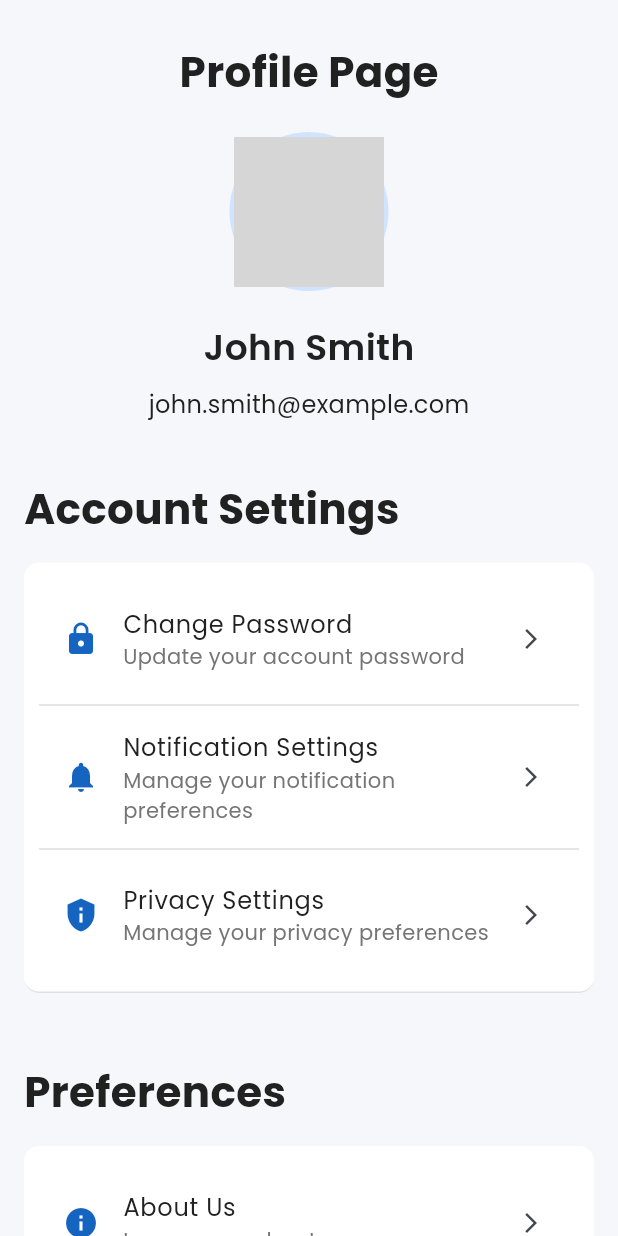
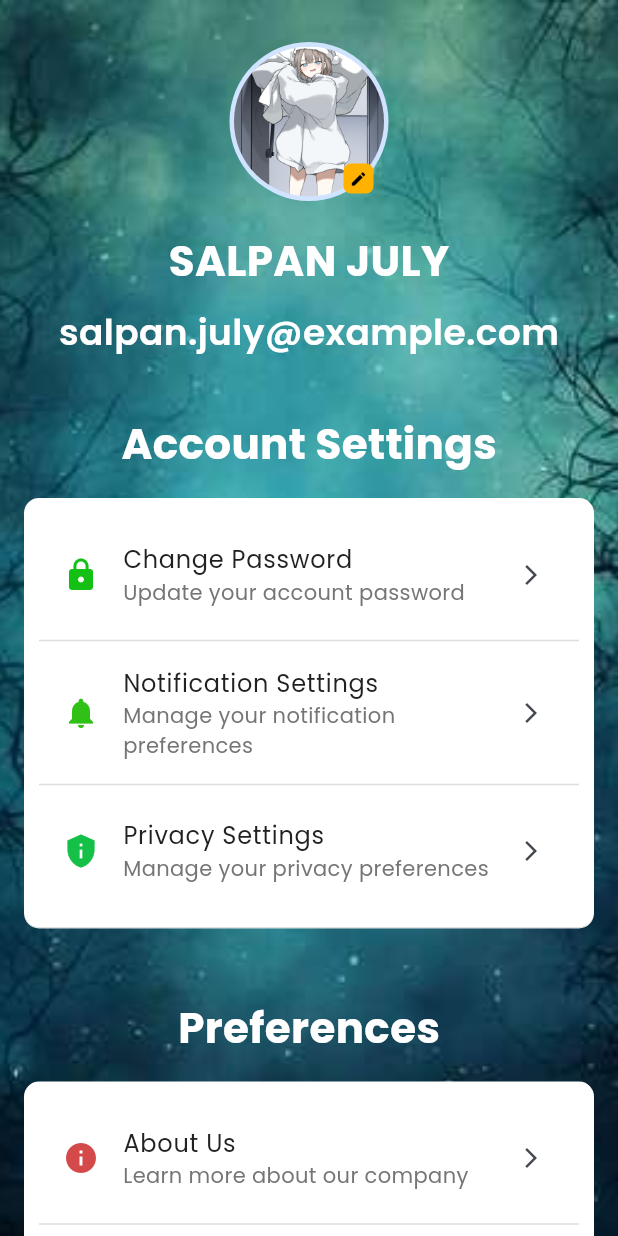
Before and after one commit to Salpan-git/name, a Flutter app: the screen it shows after launch, on a phone screen of 412 x 824 dp. Run offline on Flutter 3.47's test engine with Material 3 defaults, Android fonts, the phone set to English and light mode, and no system bars; our stand-ins replace google_fonts; grey boxes are pictures that could not be loaded.

Commit message:
update login reg pro

```diff
--- a/lib/constants/app_colors.dart
+++ b/lib/constants/app_colors.dart
@@ -8,31 +8,31 @@ class AppColors {
   // AppColors colors = AppColors();
 
   // Main Colors
-  static const Color primary = Color(0xFF1565C0);
-  static const Color secondary = Color(0xFF00ACC1);
-  static const Color accent = Color(0xFFFFB300);
+  static const Color primary = Color.fromARGB(255, 21, 101, 192);
+  static const Color secondary = Color.fromARGB(255, 0, 172, 193);
+  static const Color accent = Color.fromARGB(255, 255, 179, 0);
 
   // Background Colors
-  static const Color background = Color(0xFFF5F7FA);
-  static const Color surface = Color(0xFFFFFFFF);
-  static const Color card = Color(0xFFFFFFFF);
+  static const Color background = Color.fromARGB(255, 245, 247, 250);
+  static const Color surface = Color.fromARGB(255, 255, 255, 255);
+  static const Color card = Color.fromARGB(255, 255, 255, 255);
 
   // Text Colors
-  static const Color textPrimary = Color(0xFF212121);
-  static const Color textSecondary = Color(0xFF757575);
-  static const Color textLight = Color(0xFFFFFFFF);
+  static const Color textPrimary = Color.fromARGB(255, 33, 33, 33);
+  static const Color textSecondary = Color.fromARGB(255, 117, 117, 117);
+  static const Color textLight = Color.fromARGB(255, 255, 255, 255);
 
   // Status Colors
-  static const Color success = Color(0xFF43A047);
-  static const Color warning = Color(0xFFFFA000);
-  static const Color error = Color(0xFFE53935);
-  static const Color info = Color(0xFF1E88E5);
+  static const Color success = Color.fromARGB(255, 67, 160, 71);
+  static const Color warning = Color.fromARGB(255, 255, 160, 0);
+  static const Color error = Color.fromARGB(255, 229, 57, 53);
+  static const Color info = Color.fromARGB(255, 30, 136, 229);
 
   // Border / Divider
-  static const Color border = Color(0xFFE0E0E0);
-  static const Color divider = Color(0xFFBDBDBD);
+  static const Color border = Color.fromARGB(255, 224, 224, 224);
+  static const Color divider = Color.fromARGB(255, 189, 189, 189);
 
   // Dark Mode
-  static const Color darkBackground = Color(0xFF121212);
-  static const Color darkSurface = Color(0xFF1E1E1E);
+  static const Color darkBackground = Color.fromARGB(255, 18, 18, 18);
+  static const Color darkSurface = Color.fromARGB(255, 30, 30, 30);
 }
--- a/lib/screens/login_screens.dart
+++ b/lib/screens/login_screens.dart
@@ -30,14 +30,9 @@ class _LoginscreensState extends State<Loginscreens> {
 
         // Gradient Background
         decoration: const BoxDecoration(
-          gradient: LinearGradient(
-            colors: [
-              Color(0xFF0F172A), // dark navy
-              Color(0xFF1E3A8A), // blue
-              Color(0xFF38BDF8), // sky blue
-            ],
-            begin: Alignment.topLeft,
-            end: Alignment.bottomRight,
+          image: DecorationImage(
+            image: AssetImage('assets/images/RB_CAT.gif'),
+            fit: BoxFit.cover,
           ),
         ),
 
@@ -89,7 +84,7 @@ class _LoginscreensState extends State<Loginscreens> {
                           ],
                         ),
                         child: const Icon(
-                          Icons.lock_rounded,
+                          Icons.pets,
                           color: Colors.white,
                           size: 46,
                         ),
@@ -250,7 +245,7 @@ class _LoginscreensState extends State<Loginscreens> {
                           debugPrint('Password: ${passwordController.text}');
                         },
                         style: ElevatedButton.styleFrom(
-                          backgroundColor: const Color(0xFF2563EB),
+                          backgroundColor: const Color.fromARGB(246, 37, 99, 235),
                           foregroundColor: Colors.white,
                           elevation: 0,
                           shadowColor: Colors.transparent,
@@ -310,7 +305,7 @@ class _LoginscreensState extends State<Loginscreens> {
                             child: const Icon(
                               Icons.g_mobiledata_rounded,
                               size: 30,
-                              color: Colors.redAccent,
+                              color: Colors.black,
                             ),
                           ),
                         ),
@@ -358,7 +353,7 @@ class _LoginscreensState extends State<Loginscreens> {
                             child: const Icon(
                               Icons.code_rounded,
                               size: 28,
-                              color: Color(0xFF0F172A),
+                              color: Colors.black,
                             ),
                           ),
                         ),
--- a/lib/screens/profile_screens.dart
+++ b/lib/screens/profile_screens.dart
@@ -1,3 +1,4 @@
+// ...existing code...
 import 'package:flutter/material.dart';
 import '../constants/app_colors.dart';
 import '../constants/app_text_styles.dart';
@@ -8,21 +9,23 @@ class Profilescreens extends StatelessWidget {
   @override
   Widget build(BuildContext context) {
     return Scaffold(
-      backgroundColor: AppColors.background,
-      body: SingleChildScrollView(
+      body: Container(
+        width: double.infinity,
+        height: double.infinity,
+        decoration: const BoxDecoration(
+          image: DecorationImage(
+            image: AssetImage('assets/images/BG.jpg'),
+            fit: BoxFit.cover,
+          ),
+        ),
+        child: SingleChildScrollView(
           child: Padding(
             padding: const EdgeInsets.all(8.0),
             child: Column(
-            mainAxisAlignment: MainAxisAlignment.start,
-            crossAxisAlignment: CrossAxisAlignment.start,
               children: [
-              // Profile title
                 const SizedBox(height: 20),
-              Center(
-                  child: Text('Profile Page', style: AppTextStyles.heading2)),
 
-              // Profile picture
-              const SizedBox(height: 20),
+                // Profile avatar + edit button
                 Center(
                   child: Stack(
                     children: [
@@ -32,7 +35,7 @@ class Profilescreens extends StatelessWidget {
                         child: CircleAvatar(
                           radius: 50,
                           backgroundImage: AssetImage(
-                          'assets/images/smith.jpg',
+                            'assets/images/pro.jpg',
                           ),
                         ),
                       ),
@@ -42,47 +45,46 @@ class Profilescreens extends StatelessWidget {
                         child: Container(
                           width: 20,
                           height: 20,
-                        decoration: const BoxDecoration(
-                          // shape: BoxShape.circle,
-                          borderRadius: BorderRadius.all(Radius.circular(5)),
+                          decoration: BoxDecoration(
+                            borderRadius: const BorderRadius.all(Radius.circular(5)),
                             color: AppColors.accent,
-                          // border: Border.all(color: AppColors.border, width: ),
                           ),
-                        child: const Icon(Icons.edit,
-                            color: Colors.black, size: 12),
+                          child: const Icon(Icons.edit, color: Colors.black, size: 12),
                         ),
                       ),
                     ],
                   ),
                 ),
 
-              // Full Name
+                // Full Name & Email
+
                 const SizedBox(height: 20),
-              Center(child: Text('John Smith', style: AppTextStyles.heading3)),
-              // Email
+                Center(
+                   child: Text(
+                     'SALPAN JULY',
+                     style: AppTextStyles.heading2.copyWith(color: Colors.white),
+                   ),
+                 ),
                  const SizedBox(height: 10),
-              Center(
-                  child: Text('john.smith@example.com',
-                      style: AppTextStyles.bodyMedium)),
+                Center(child: Text('salpan.july@example.com',
+                style: AppTextStyles.heading3.copyWith(color: Colors.white),)  ),
 
                 // Account Settings
                 const SizedBox(height: 30),
                 Padding(
                   padding: const EdgeInsets.all(8.0),
-                child: Text('Account Settings', style: AppTextStyles.heading2),
+                  child: Text('Account Settings',
+                  style: AppTextStyles.heading2.copyWith(color: Colors.white),),
                 ),
-              // const SizedBox(height: 10),
                 Padding(
                   padding: const EdgeInsets.all(8.0),
                   child: Container(
-                  padding:
-                      const EdgeInsets.symmetric(vertical: 15, horizontal: 10),
+                    padding: const EdgeInsets.symmetric(vertical: 15, horizontal: 10),
                     alignment: Alignment.centerLeft,
-                  // color: AppColors.surface,
-                  decoration: const BoxDecoration(
-                    borderRadius: BorderRadius.all(Radius.circular(10)),
+                    decoration: BoxDecoration(
+                      borderRadius: const BorderRadius.all(Radius.circular(10)),
                       color: AppColors.surface,
-                    border: Border(
+                      border: const Border(
                         bottom: BorderSide(color: AppColors.border, width: 1),
                       ),
                     ),
@@ -90,79 +92,52 @@ class Profilescreens extends StatelessWidget {
                       crossAxisAlignment: CrossAxisAlignment.start,
                       children: [
                         ListTile(
-                        hoverColor: AppColors.accent.withOpacity(
-                            0.1), // Change background color on hover
-                        leading:
-                            const Icon(Icons.lock, color: AppColors.primary),
-                        title: Text('Change Password',
-                            style: AppTextStyles.bodyMedium),
-                        subtitle: Text('Update your account password',
-                            style: AppTextStyles.bodySmall),
+                          hoverColor: AppColors.accent.withOpacity(0.1),
+                          leading: const Icon(Icons.lock, color: Color.fromARGB(255, 21, 192, 21)),
+                          title: Text('Change Password', style: AppTextStyles.bodyMedium),
+                          subtitle: Text('Update your account password', style: AppTextStyles.bodySmall),
                           trailing: const Icon(Icons.arrow_forward_ios, size: 16),
-                        // mouseCursor: SystemMouseCursors.click, // Change cursor to pointer on hover
-                        // hoverColor: AppColors.accent, // Change background color on hover
-                        onTap: () {
-                          // Navigate to Change Password page
-                        },
+                          onTap: () {},
                         ),
-                      Divider(
-                          color: AppColors.divider.withOpacity(0.5),
-                          thickness: 1),
+                        Divider(color: AppColors.divider.withOpacity(0.5), thickness: 1),
                         ListTile(
-                        hoverColor: AppColors.accent.withOpacity(
-                            0.1), // Change background color on hover
-                        leading: const Icon(Icons.notifications,
-                            color: AppColors.primary),
-                        title: Text('Notification Settings',
-                            style: AppTextStyles.bodyMedium),
-                        subtitle: Text('Manage your notification preferences',
-                            style: AppTextStyles.bodySmall),
+                          hoverColor: AppColors.accent.withOpacity(0.1),
+                          leading: const Icon(Icons.notifications, color: Color.fromARGB(255, 49, 192, 21)),
+                          title: Text('Notification Settings', style: AppTextStyles.bodyMedium),
+                          subtitle: Text('Manage your notification preferences', style: AppTextStyles.bodySmall),
                           trailing: const Icon(Icons.arrow_forward_ios, size: 16),
-                        onTap: () {
-                          // Navigate to Notification Settings page
-                        },
+                          onTap: () {},
                         ),
-                      Divider(
-                          color: AppColors.divider.withOpacity(0.5),
-                          thickness: 1),
+                        Divider(color: AppColors.divider.withOpacity(0.5), thickness: 1),
                         ListTile(
-                        hoverColor: AppColors.accent.withOpacity(
-                            0.1), // Change background color on hover
-                        leading: const Icon(Icons.privacy_tip,
-                            color: AppColors.primary),
-                        title: Text('Privacy Settings',
-                            style: AppTextStyles.bodyMedium),
-                        subtitle: Text('Manage your privacy preferences',
-                            style: AppTextStyles.bodySmall),
+                          hoverColor: AppColors.accent.withOpacity(0.1),
+                          leading: const Icon(Icons.privacy_tip, color: Color.fromARGB(255, 21, 192, 72)),
+                          title: Text('Privacy Settings', style: AppTextStyles.bodyMedium),
+                          subtitle: Text('Manage your privacy preferences', style: AppTextStyles.bodySmall),
                           trailing: const Icon(Icons.arrow_forward_ios, size: 16),
-                        onTap: () {
-                          // Navigate to Privacy Settings page
-                        },
+                          onTap: () {},
                         ),
-                      //  Divider(color: AppColors.divider.withOpacity(0.5), thickness: 1),
                       ],
                     ),
                   ),
                 ),
 
-              // Preference
+                // Preferences
                 const SizedBox(height: 30),
                 Padding(
                   padding: const EdgeInsets.all(8.0),
-                child: Text('Preferences', style: AppTextStyles.heading2),
+                  child: Text('Preferences',
+                  style: AppTextStyles.heading2.copyWith(color: Colors.white),),
                 ),
-              // const SizedBox(height: 10),
                 Padding(
                   padding: const EdgeInsets.all(8.0),
                   child: Container(
-                  padding:
-                      const EdgeInsets.symmetric(vertical: 15, horizontal: 10),
+                    padding: const EdgeInsets.symmetric(vertical: 15, horizontal: 10),
                     alignment: Alignment.centerLeft,
-                  // color: AppColors.surface,
-                  decoration: const BoxDecoration(
-                    borderRadius: BorderRadius.all(Radius.circular(10)),
+                    decoration: BoxDecoration(
+                      borderRadius: const BorderRadius.all(Radius.circular(10)),
                       color: AppColors.surface,
-                    border: Border(
+                      border: const Border(
                         bottom: BorderSide(color: AppColors.border, width: 1),
                       ),
                     ),
@@ -170,39 +145,23 @@ class Profilescreens extends StatelessWidget {
                       crossAxisAlignment: CrossAxisAlignment.start,
                       children: [
                         ListTile(
-                        hoverColor: AppColors.accent.withOpacity(
-                            0.1), // Change background color on hover
-                        leading:
-                            const Icon(Icons.info, color: AppColors.primary),
-                        title:
-                            Text('About Us', style: AppTextStyles.bodyMedium),
-                        subtitle: Text('Learn more about our company',
-                            style: AppTextStyles.bodySmall),
+                          hoverColor: AppColors.accent.withOpacity(0.1),
+                          leading: const Icon(Icons.info, color: Color.fromARGB(255, 212, 73, 73)),
+                          title: Text('About Us', style: AppTextStyles.bodyMedium),
+                          subtitle: Text('Learn more about our company', style: AppTextStyles.bodySmall),
                           trailing: const Icon(Icons.arrow_forward_ios, size: 16),
-                        onTap: () {
-                          // Navigate to About Us page
-                        },
+                          onTap: () {},
                         ),
-                      Divider(
-                          color: AppColors.divider.withOpacity(0.5),
-                          thickness: 1),
+                        Divider(color: AppColors.divider.withOpacity(0.5), thickness: 1),
                         ListTile(
-                        hoverColor: AppColors.accent.withOpacity(
-                            0.1), // Change background color on hover
-                        leading:
-                            const Icon(Icons.brush, color: AppColors.primary),
-                        title: Text('Theme Settings',
-                            style: AppTextStyles.bodyMedium),
-                        subtitle: Text('Manage your theme preferences',
-                            style: AppTextStyles.bodySmall),
+                          hoverColor: AppColors.accent.withOpacity(0.1),
+                          leading: const Icon(Icons.brush, color: Color.fromARGB(255, 212, 73, 73)),
+                          title: Text('Theme Settings', style: AppTextStyles.bodyMedium),
+                          subtitle: Text('Manage your theme preferences', style: AppTextStyles.bodySmall),
                           trailing: const Icon(Icons.arrow_forward_ios, size: 16),
-                        onTap: () {
-                          // Navigate to Theme Settings page
-                        },
+                          onTap: () {},
                         ),
-                      Divider(
-                          color: AppColors.divider.withOpacity(0.5),
-                          thickness: 1),
+                        Divider(color: AppColors.divider.withOpacity(0.5), thickness: 1),
                         ItemMenuSetting(
                           icon: Icons.calendar_today,
                           title: 'Appointment Settings',
@@ -210,61 +169,12 @@ class Profilescreens extends StatelessWidget {
                           trailingIcon: Icons.arrow_forward_ios,
                           onTap: () {},
                         ),
-                      //  Divider(color: AppColors.divider.withOpacity(0.5), thickness: 1),
-                    ],
-                  ),
-                ),
-              ),
-
-              // Support
-              const SizedBox(height: 30),
-              Padding(
-                padding: const EdgeInsets.all(8.0),
-                child: Text('Support', style: AppTextStyles.heading2),
-              ),
-              // const SizedBox(height: 10),
-              Padding(
-                padding: const EdgeInsets.all(8.0),
-                child: Ink(
-                  width: double.infinity,
-                  // padding:
-                  //     const EdgeInsets.symmetric(vertical: 15, horizontal: 10),
-                  // alignment: Alignment.centerLeft,
-                  // color: AppColors.surface,
-                  decoration: const BoxDecoration(
-                    borderRadius: BorderRadius.all(Radius.circular(10)),
-                    color: AppColors.surface,
-                    border: Border(
-                      bottom: BorderSide(color: AppColors.border, width: 1),
-                    ),
-                  ),
-                  child: Column(
-                    crossAxisAlignment: CrossAxisAlignment.start,
-                    children: [
-                      ItemMenuSetting(
-                        icon: Icons.help,
-                        title: 'Help Center',
-                        subtitle: 'Find answers to common questions',
-                        trailingIcon: Icons.arrow_forward_ios,
-                        onTap: () {},
-                      ),
-                      Divider(
-                          color: AppColors.divider.withOpacity(0.5),
-                          thickness: 1),
-                      ItemMenuSetting(
-                        icon: Icons.phone,
-                        title: 'Contact Us',
-                        subtitle: 'Reach out to our support team',
-                        trailingIcon: Icons.arrow_forward_ios,
-                        onTap: () {
-                          print('Contact');
-                        },
-                      ),
                       ],
                     ),
                   ),
                 ),
               ],
+            ),
           ),
         ),
       ),
@@ -292,9 +202,8 @@ class ItemMenuSetting extends StatelessWidget {
   @override
   Widget build(BuildContext context) {
     return ListTile(
-      hoverColor: AppColors.border
-          .withOpacity(0.15), // Change background color on hover
-      leading: Icon(icon, color: AppColors.primary),
+      hoverColor: AppColors.border.withOpacity(0.15),
+      leading: Icon(icon, color: const Color.fromARGB(255, 112, 192, 21)),
       title: Text(title, style: AppTextStyles.bodyMedium),
       subtitle: Text(subtitle, style: AppTextStyles.bodySmall),
       trailing: Icon(trailingIcon, size: 16),
@@ -302,3 +211,4 @@ class ItemMenuSetting extends StatelessWidget {
     );
   }
 }
+// ...existing code...
--- a/lib/screens/register_screens.dart
+++ b/lib/screens/register_screens.dart
@@ -19,17 +19,15 @@ class _RegisterscreensState extends State<Registerscreens> {
   @override
   Widget build(BuildContext context) {
     return Scaffold(
-      body: Container(
+    body: Container(
         width: double.infinity,
+        height: double.infinity,
+
+        // Gradient Background
         decoration: const BoxDecoration(
-          gradient: LinearGradient(
-            colors: [
-              Color(0xFF0D47A1),
-              Color(0xFF1976D2),
-              Color(0xFF64B5F6),
-            ],
-            begin: Alignment.topCenter,
-            end: Alignment.bottomCenter,
+          image: DecorationImage(
+            image: AssetImage('assets/images/RB_CAT.gif'),
+            fit: BoxFit.cover,
           ),
         ),
         child: Center(
@@ -53,7 +51,7 @@ class _RegisterscreensState extends State<Registerscreens> {
                 crossAxisAlignment: CrossAxisAlignment.stretch,
                 children: [
                   const Icon(
-                    Icons.person_add_alt_1_outlined,
+                    Icons.pets,
                     size: 64,
                     color: Color(0xFF1565C0),
                   ),
@@ -242,7 +240,7 @@ class _RegisterscreensState extends State<Registerscreens> {
                       Expanded(
                         child: OutlinedButton.icon(
                           onPressed: () {},
-                          icon: const Icon(Icons.g_mobiledata, size: 24),
+                          icon: const Icon(Icons.g_mobiledata_rounded, size: 22),
                           label: const Text('Google'),
                         ),
                       ),
@@ -258,7 +256,7 @@ class _RegisterscreensState extends State<Registerscreens> {
                       Expanded(
                         child: OutlinedButton.icon(
                           onPressed: () {},
-                          icon: const Icon(Icons.code, size: 22),
+                          icon: const Icon(Icons.code, size: 22, color: Colors.black),
                           label: const Text('GitHub'),
                         ),
                       ),
--- a/pubspec.yaml
+++ b/pubspec.yaml
@@ -59,9 +59,9 @@ flutter:
   uses-material-design: true
 
   # To add assets to your application, add an assets section, like this:
-  # assets:
-  #   - images/a_dot_burr.jpeg
-  #   - images/a_dot_ham.jpeg
+  assets:
+    - assets/images/
+    - assets/images/BG.jpg #   - images/a_dot_ham.jpeg
 
   # An image asset can refer to one or more resolution-specific "variants", see
   # https://flutter.dev/to/resolution-aware-images
```
Also changed, not shown: assets/images/BG.jpg (added), assets/images/RB_CAT.gif (added), assets/images/pro.jpg (added). Lines whose indentation alone changed are shown as unchanged.
